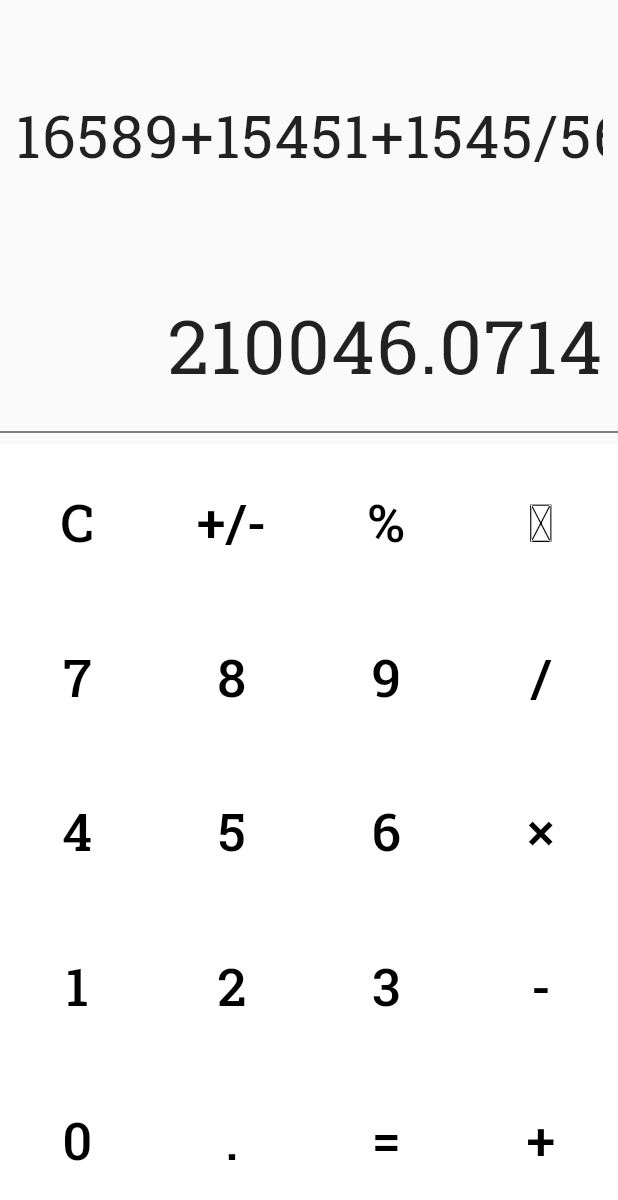
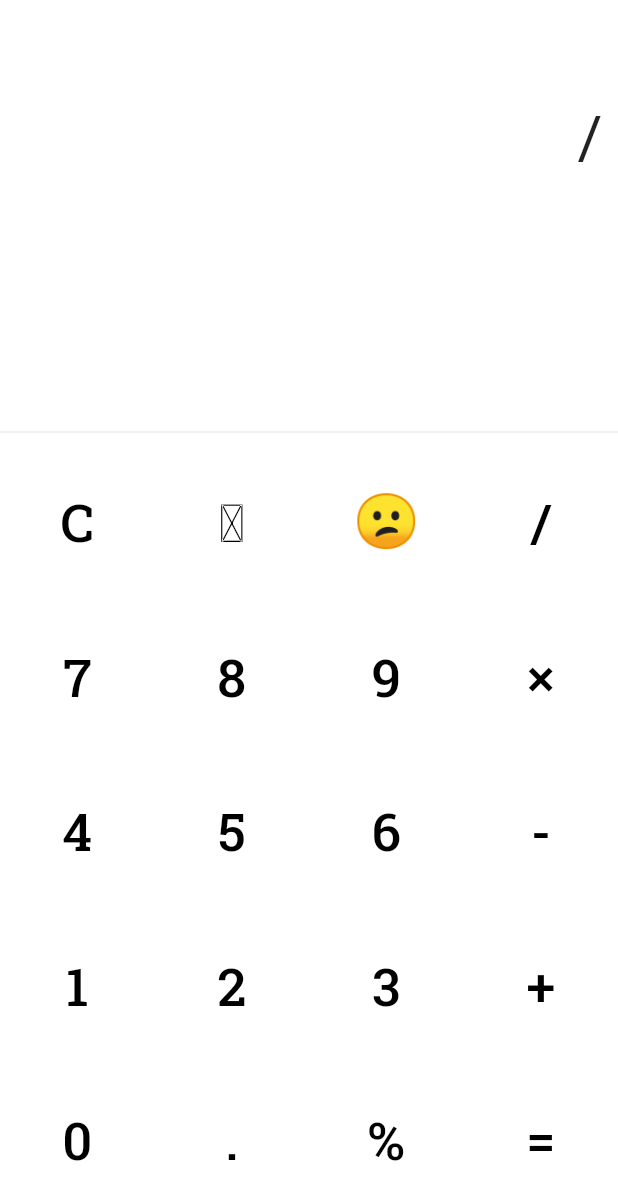
Before and after one commit to tahseenRaj/calculator, a Flutter app: the screen it shows after launch, after a tap on an icon or button, on a phone screen of 412 x 824 dp. Shown: the top 1200 px of the screen. Run offline on Flutter 3.47's test engine with Material 2 defaults, Android fonts, the phone set to English and light mode, and no system bars; our stand-ins replace google_fonts, math_expressions.

Commit message:
Completed calculator app with full functionality

```diff
--- a/lib/home.dart
+++ b/lib/home.dart
@@ -1,5 +1,6 @@
 import 'package:flutter/material.dart';
 import 'package:google_fonts/google_fonts.dart';
+import 'package:math_expressions/math_expressions.dart';
 
 class Home extends StatefulWidget {
   const Home({Key? key}) : super(key: key);
@@ -9,13 +10,36 @@ class Home extends StatefulWidget {
 }
 
 class _HomeState extends State<Home> {
-
   // Array of button
-  final List<String> operations = ['C','+/-','%','\u{232B}','7','8','9','/','4','5','6','\u00d7','1','2','3','-','0','.','=','+',];
+  final List<String> operations = [
+    'C',
+    '\u{232B}',
+    '😕',
+    '/',
+    '7',
+    '8',
+    '9',
+    '\u00d7',
+    '4',
+    '5',
+    '6',
+    '-',
+    '1',
+    '2',
+    '3',
+    '+',
+    '0',
+    '.',
+    '%',
+    '=',
+  ];
+  var userInput = '';
+  var answer = '';
 
   @override
   Widget build(BuildContext context) {
     return Scaffold(
+      backgroundColor: Colors.white,
       body: SafeArea(
           child: Column(
         children: [
@@ -27,7 +51,12 @@ class _HomeState extends State<Home> {
             alignment: Alignment.centerRight,
             child: SingleChildScrollView(
               scrollDirection: Axis.horizontal,
-                child: Text('16589+15451+1545/56*6452', maxLines: 1, overflow: TextOverflow.fade, style: GoogleFonts.robotoSlab(fontSize: 40, letterSpacing: 1),),
+              child: Text(
+                userInput,
+                maxLines: 1,
+                overflow: TextOverflow.fade,
+                style: GoogleFonts.robotoSlab(fontSize: 40, letterSpacing: 1),
+              ),
             ),
           ),
           Container(
@@ -36,35 +65,118 @@ class _HomeState extends State<Home> {
             // color: Colors.green,
             padding: const EdgeInsets.symmetric(horizontal: 10, vertical: 10),
             alignment: Alignment.centerRight,
-              child: Text('210046.0714', maxLines: 1, overflow: TextOverflow.clip, style: GoogleFonts.robotoSlab(fontSize: 50, letterSpacing: 1),),
+            child: Text(
+              answer,
+              maxLines: 1,
+              overflow: TextOverflow.clip,
+              style: GoogleFonts.robotoSlab(fontSize: 50, letterSpacing: 1),
             ),
-            const Divider(color: Colors.black,),
+          ),
+          const Divider(
+            color: Colors.black12,
+          ),
           Expanded(
               child: GridView.builder(
+                  physics: const NeverScrollableScrollPhysics(),
                   gridDelegate: const SliverGridDelegateWithFixedCrossAxisCount(
                     crossAxisCount: 4,
                   ),
                   itemCount: operations.length,
                   itemBuilder: (BuildContext context, int index) {
-                  return Container(
-                    color: Colors.white,
-                    child: TextButton(
+                    return TextButton(
                         style: ButtonStyle(
-                        overlayColor: MaterialStateProperty.all(Colors.black12),
-                        shape: MaterialStateProperty.resolveWith<OutlinedBorder>((_) {
-                          return RoundedRectangleBorder(borderRadius: BorderRadius.circular(50));
+                          // backgroundColor: MaterialStateProperty.all(isOperator(operations[index]) ? Colors.lightBlue : Colors.transparent),
+                          overlayColor:
+                              MaterialStateProperty.all(Colors.black12),
+                          shape:
+                              MaterialStateProperty.resolveWith<OutlinedBorder>(
+                                  (_) {
+                            return RoundedRectangleBorder(
+                                borderRadius: BorderRadius.circular(50));
                           }),
                         ),
                         onPressed: () {
+                          if (index == 0) {
+                            setState(() {
+                              if (userInput.isNotEmpty) {
+                                userInput = '';
+                                answer = '0';
+                              }
+                            });
+                          } else if (index == 1) {
+                            setState(() {
+                              if (userInput.isNotEmpty) {
+                                userInput = userInput.substring(
+                                    0, userInput.length - 1);
+                              }
+                            });
+                          } else if (index == 2) {
+                            setState(() {
+                              showDialog(
+                                // barrierColor: Colors.transparent,
+                                context: context,
+                                builder: (context) {
+                                  Future.delayed(Duration(seconds: 4), () {
+                                    Navigator.of(context).pop(true);
+                                  });
+                                  return const AlertDialog(
+                                    elevation: 0,
+                                    backgroundColor: Colors.transparent,
+                                    title: Image(image: AssetImage('assets/6os.gif')),
+                                  );
+                                });
+                              ScaffoldMessenger.of(context).showSnackBar(
+                                const SnackBar(
+                                  backgroundColor: Colors.blueGrey,
+                                  elevation: 1,
+                                  duration: Duration(milliseconds: 2000),
+                                  content: Text('Sorry don\'t know what to do with this operator! 😕')));
+                            });
+                          } else if (index == 19) {
+                            setState(() {
+                              equalPressed();
+                            });
+                          } else {
+                            setState(() {
+                              userInput += operations[index];
+                            });
+                          }
                           print('You have clicked ${operations[index]}');
+                          print(userInput);
                         },
-                      child: Center(child: Text(operations[index], style: GoogleFonts.robotoSlab(fontSize: 35, color: Colors.black),))),
+                        child: Center(
+                            child: Text(
+                          operations[index],
+                          style: GoogleFonts.robotoSlab(
+                              fontSize: 35, color: Colors.black),
+                        )));
+                  }))
+        ],
+      )),
     );
   }
-              )
-            )
-          ],
-        )
-      ),);
+
+  bool isOperator(String x) {
+    if (x == '/' || x == '\u00d7' || x == '-' || x == '+' || x == '=' || x == '%') {
+      return true;
+    }
+    return false;
+  }
+
+// function to calculate the input operation
+  void equalPressed() {
+    String finaluserinput = userInput;
+    finaluserinput = userInput.replaceAll('\u00d7', '*');
+
+    Parser p = Parser();
+    Expression exp = p.parse(finaluserinput);
+    ContextModel cm = ContextModel();
+    double eval = exp.evaluate(EvaluationType.REAL, cm);
+
+    if (answer.contains('.')) {
+      answer = eval.toStringAsFixed(3);
+    } else {
+      answer = eval.toStringAsFixed(eval.truncateToDouble() == eval ? 0 : 1);
     }
   }
+}
--- a/pubspec.yaml
+++ b/pubspec.yaml
@@ -35,6 +35,7 @@ dependencies:
   # Use with the CupertinoIcons class for iOS style icons.
   cupertino_icons: ^1.0.2
   google_fonts: ^3.0.1
+  math_expressions: ^2.3.1
 
 dev_dependencies:
   flutter_test:
@@ -59,9 +60,8 @@ flutter:
   uses-material-design: true
 
   # To add assets to your application, add an assets section, like this:
-  # assets:
-  #   - images/a_dot_burr.jpeg
-  #   - images/a_dot_ham.jpeg
+  assets:
+    - assets/
 
   # An image asset can refer to one or more resolution-specific "variants", see
   # https://flutter.dev/assets-and-images/#resolution-aware
```
Also changed, not shown: assets/6os.gif (added), assets/7SvA.gif (added), pubspec.lock, 1 other file. Lines whose indentation alone changed are shown as unchanged.
